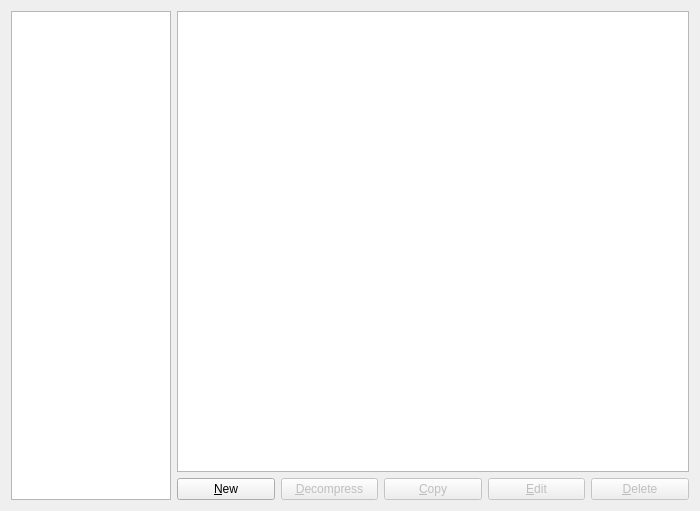
The window that gns3/modules/dynamips/ui/ios_router_preferences_page.ui (GNS3/gns3-gui) describes before a commit, drawn with Qt 5.
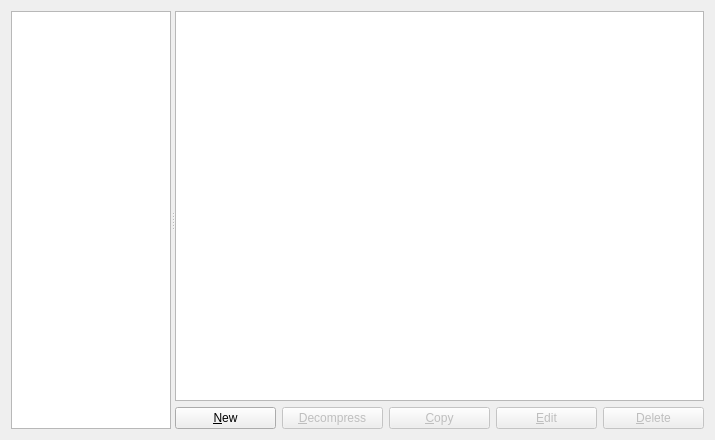
The same window after the commit.

Commit message: Change the size of template list on the Preferences window to relative. Fixes #2605

```diff
--- a/gns3/modules/dynamips/ui/ios_router_preferences_page.ui
+++ b/gns3/modules/dynamips/ui/ios_router_preferences_page.ui
@@ -6,8 +6,8 @@
    <rect>
     <x>0</x>
     <y>0</y>
-    <width>700</width>
-    <height>511</height>
+    <width>715</width>
+    <height>440</height>
    </rect>
   </property>
   <property name="windowTitle">
@@ -16,8 +16,12 @@
   <property name="accessibleName">
    <string>IOS router templates</string>
   </property>
-  <layout class="QGridLayout" name="gridLayout">
-   <item row="0" column="0">
+  <layout class="QVBoxLayout" name="verticalLayout_2">
+   <item>
+    <widget class="QSplitter" name="splitter">
+     <property name="orientation">
+      <enum>Qt::Horizontal</enum>
+     </property>
     <widget class="QTreeWidget" name="uiIOSRoutersTreeWidget">
      <property name="sizePolicy">
       <sizepolicy hsizetype="Preferred" vsizetype="MinimumExpanding">
@@ -59,8 +63,7 @@
       </property>
      </column>
     </widget>
-   </item>
-   <item row="0" column="1">
+     <widget class="QWidget" name="">
     <layout class="QVBoxLayout" name="verticalLayout">
      <item>
       <widget class="QTreeWidget" name="uiIOSRouterInfoTreeWidget">
@@ -143,6 +146,8 @@
       </layout>
      </item>
     </layout>
+     </widget>
+    </widget>
    </item>
   </layout>
  </widget>
```
Lines whose indentation alone changed are shown as unchanged. The commit also changes 14 other files.
